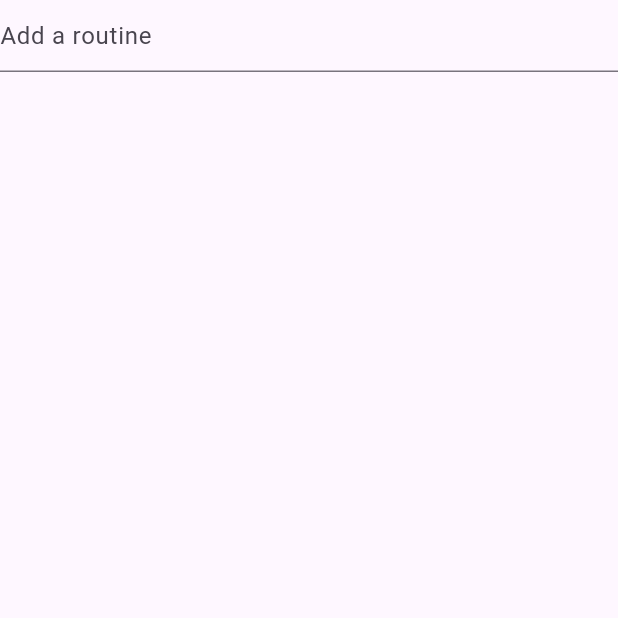
After one commit to sik1j/flutter_fitness_app, a Flutter app: the screen it shows after launch, on a phone screen of 412 x 824 dp, the top half of it. The commit adds this screen. Run offline on Flutter 3.47's test engine with Material 2 defaults, Android fonts, the phone set to English and light mode, and no system bars; our stand-ins replace flutter_redux, redux.

Commit message:
Add Routines Page with Exercises Page into Home

```diff
--- a/lib/main.dart
+++ b/lib/main.dart
@@ -8,6 +8,7 @@ import 'package:app_3_redux/redux/actions.dart';
 import 'package:app_3_redux/redux/reducers.dart';
 
 import 'package:app_3_redux/pages/ExercisesPage.dart';
+import 'package:app_3_redux/pages/RoutinesPage.dart';
 
 void main() {
   final Store<AppState> store = Store<AppState>(
@@ -16,7 +17,7 @@ void main() {
   );
   runApp(StoreProvider(
     store: store,
-    child: MainApp(),
+    child: const MainApp(),
   ));
 }
 
@@ -47,7 +48,10 @@ class _RootPageState extends State<RootPage> {
   @override
   Widget build(BuildContext context) {
     return Scaffold(
-      body: const ExercisesPage(),
+      body: [
+        RoutinesPage(),
+        ExercisesPage(),
+      ].elementAt(_selectedIndex),
       bottomNavigationBar: NavigationBar(
         destinations: const [
           NavigationDestination(
--- /dev/null
+++ b/lib/pages/RoutinesPage.dart
@@ -0,0 +1,92 @@
+import 'package:flutter/material.dart';
+
+import 'package:flutter_redux/flutter_redux.dart';
+import 'package:redux/redux.dart';
+
+import 'package:app_3_redux/model/model.dart';
+import 'package:app_3_redux/redux/actions.dart';
+
+class RoutinesPage extends StatelessWidget {
+  const RoutinesPage({super.key});
+
+  @override
+  Widget build(BuildContext context) {
+    return Center(
+      child: StoreConnector<AppState, _ViewModel>(
+        builder: (context, viewModel) => ListView(
+          children: [
+            AddItemWidget(viewModel),
+            ItemListWidget(viewModel),
+          ],
+        ),
+        converter: (store) => _ViewModel(store),
+      ),
+    );
+  }
+}
+
+class _ViewModel {
+  final List<Routine> routineList;
+
+  final Function(Routine routine) onAddRoutine;
+  final Function(Routine routineToEdit, Routine updatedRoutine) onEditRoutine;
+  final Function(Routine routine) onRemoveRoutine;
+
+  _ViewModel(Store<AppState> store)
+      : routineList = store.state.routineList,
+        onAddRoutine = ((routine) => store.dispatch(AddRoutineAction(routine))),
+        onEditRoutine = ((routineToEdit, updatedRoutine) =>
+            store.dispatch(EditRoutineAction(routineToEdit, updatedRoutine))),
+        onRemoveRoutine =
+            ((routine) => store.dispatch(RemoveRoutineAction(routine)));
+}
+
+class AddItemWidget extends StatefulWidget {
+  final _ViewModel _viewModel;
+  const AddItemWidget(this._viewModel, {super.key});
+
+  @override
+  State<AddItemWidget> createState() => _AddItemWidgetState();
+}
+
+class _AddItemWidgetState extends State<AddItemWidget> {
+  final TextEditingController _controller = TextEditingController();
+
+  @override
+  Widget build(BuildContext context) {
+    return TextField(
+      controller: _controller,
+      decoration: const InputDecoration(
+        hintText: 'Add a routine',
+      ),
+      onSubmitted: (value) {
+        widget._viewModel.onAddRoutine(
+          Routine(name: value),
+        );
+        _controller.text = '';
+      },
+    );
+  }
+}
+
+class ItemListWidget extends StatelessWidget {
+  final _ViewModel _viewModel;
+  const ItemListWidget(this._viewModel, {super.key});
+
+  @override
+  Widget build(BuildContext context) {
+    return Column(
+      children: _viewModel.routineList
+          .map(
+            (e) => ListTile(
+              title: Text(e.name),
+              leading: IconButton(
+                onPressed: () => _viewModel.onRemoveRoutine(e),
+                icon: const Icon(Icons.delete),
+              ),
+            ),
+          )
+          .toList(),
+    );
+  }
+}
```
